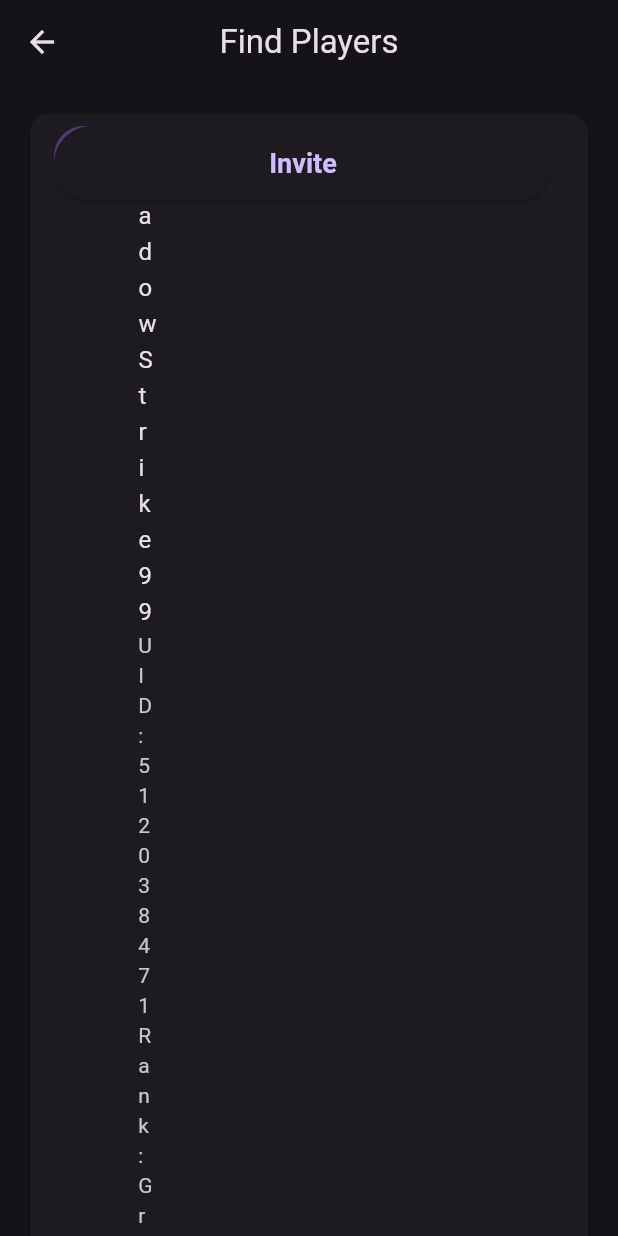
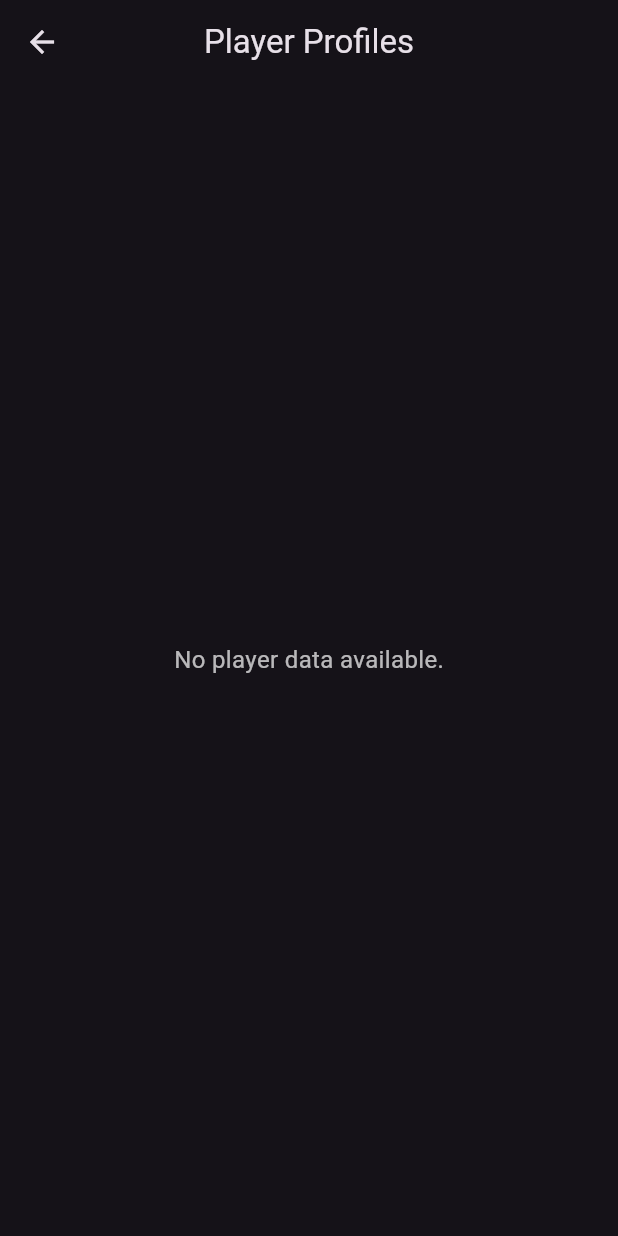
Before and after one commit to vishvaraj789/esposrtplay, a Flutter app: the PlayerProfilesScreen screen opened directly, on a phone screen of 412 x 824 dp. Run offline on Flutter 3.47's test engine with Material 3 defaults, Android fonts, the phone set to English and light mode, and no system bars; our stand-ins replace image_picker; network calls fail.

Commit message:
player update

```diff
--- a/lib/data/player_data.dart
+++ /dev/null
@@ -1,38 +0,0 @@
-import '../models/player.dart';
-
-Player player = Player(
-  name: "Vishvaraj__7",
-  email: "vishvraj@gmail.com",
-  uid: "703194637",
-  rank: "Heroic",
-  team: "Shadow Hunters",
-  country: "India",
-  bio: "Competitive Free Fire MAX player who loves playing tournaments and improving skills every day.",
-
-  level: 72,
-
-  matches: 580,
-  wins: 320,
-  kills: 1840,
-  headshots: 1200,
-
-  kd: 4.82,
-
-  tournamentWins: 28,
-  mvp: 95,
-  totalDamage: 286540,
-
-  favoriteWeapon: "M1887",
-  favoriteMap: "Bermuda",
-  favoriteMode: "Clash Squad",
-  guild: "Total Gaming",
-
-  achievements: [
-    "🏆 Heroic",
-    "⭐ MVP",
-    "🔥 Champion",
-    "💎 Top 100",
-  ],
-
-  profileImage: "assets/images/download.jpeg",
-);
--- a/lib/models/player.dart
+++ b/lib/models/player.dart
@@ -19,60 +19,3 @@ class PlayerData {
     required this.gameMode,
   });
 }
-
-/// Full player profile with stats, used for the profile screen and
-/// for identifying the current logged-in player (see data/player_data.dart).
-class Player {
-  final String name;
-  final String email;
-  final String uid;
-  final String rank;
-  final String team;
-  final String country;
-  final String bio;
-
-  final int level;
-  final int matches;
-  final int wins;
-  final int kills;
-  final int headshots;
-
-  final double kd;
-
-  final int tournamentWins;
-  final int mvp;
-  final int totalDamage;
-
-  final String favoriteWeapon;
-  final String favoriteMap;
-  final String favoriteMode;
-  final String guild;
-
-  final List<String> achievements;
-  final String profileImage;
-
-  Player({
-    required this.name,
-    required this.email,
-    required this.uid,
-    required this.rank,
-    required this.team,
-    required this.country,
-    required this.bio,
-    required this.level,
-    required this.matches,
-    required this.wins,
-    required this.kills,
-    required this.headshots,
-    required this.kd,
-    required this.tournamentWins,
-    required this.mvp,
-    required this.totalDamage,
-    required this.favoriteWeapon,
-    required this.favoriteMap,
-    required this.favoriteMode,
-    required this.guild,
-    required this.achievements,
-    required this.profileImage,
-  });
-}
--- /dev/null
+++ b/lib/screens/player/player_home_screen.dart
@@ -0,0 +1,19 @@
+import 'package:flutter/material.dart';
+
+class PlayerHomeScreen  extends StatefulWidget{
+  const PlayerHomeScreen({super.key});
+  @override
+  State<PlayerHomeScreen> createState() => _PlayerHomeScreenState();
+}
+
+class _PlayerHomeScreenState extends State<PlayerHomeScreen>{
+  @override
+  Widget build(BuildContext context){
+    return Scaffold(
+      appBar: AppBar(
+        title: const Text("Player Home"),
+        centerTitle: true,
+      ),
+    );
+  }
+}
--- a/lib/screens/player/player_list.dart
+++ /dev/null
@@ -1,103 +0,0 @@
-import '../../models/player.dart';
-
-/// Mock list of browsable players, used on the "Find Players" screen
-/// so a team captain can invite people to their roster.
-/// Replace this with a real backend/API call later.
-List<Player> allPlayers = [
-  Player(
-    name: "ShadowStrike99",
-    email: "shadowstrike99@gmail.com",
-    uid: "512038471",
-    rank: "Grandmaster",
-    team: "-",
-    country: "India",
-    bio: "Aggressive rusher, main entry fragger.",
-    level: 65,
-    matches: 410,
-    wins: 210,
-    kills: 1320,
-    headshots: 780,
-    kd: 3.9,
-    tournamentWins: 12,
-    mvp: 40,
-    totalDamage: 198000,
-    favoriteWeapon: "AK47",
-    favoriteMap: "Purgatory",
-    favoriteMode: "Squad",
-    guild: "Nova Esports",
-    achievements: ["🏆 Grandmaster", "🔥 Rush King"],
-    profileImage: "assets/images/download.jpeg",
-  ),
-  Player(
-    name: "SilentSniper",
-    email: "silentsniper@gmail.com",
-    uid: "884210937",
-    rank: "Heroic",
-    team: "-",
-    country: "India",
-    bio: "Long-range specialist, calm under pressure.",
-    level: 58,
-    matches: 350,
-    wins: 190,
-    kills: 980,
-    headshots: 640,
-    kd: 4.1,
-    tournamentWins: 9,
-    mvp: 33,
-    totalDamage: 152000,
-    favoriteWeapon: "Kar98k",
-    favoriteMap: "Bermuda",
-    favoriteMode: "Battle Royale",
-    guild: "Total Gaming",
-    achievements: ["🎯 Headshot Master"],
-    profileImage: "assets/images/download.jpeg",
-  ),
-  Player(
-    name: "IGL_Kabir",
-    email: "kabir.igl@gmail.com",
-    uid: "639201845",
-    rank: "Master",
-    team: "-",
-    country: "India",
-    bio: "In-game leader, calls rotations and strategy.",
-    level: 70,
-    matches: 500,
-    wins: 260,
-    kills: 900,
-    headshots: 420,
-    kd: 3.2,
-    tournamentWins: 18,
-    mvp: 25,
-    totalDamage: 175000,
-    favoriteWeapon: "M4A1",
-    favoriteMap: "Kalahari",
-    favoriteMode: "Clash Squad",
-    guild: "Elite Squad",
-    achievements: ["🧠 Best IGL 2025"],
-    profileImage: "assets/images/download.jpeg",
-  ),
-  Player(
-    name: "GrenadeQueen",
-    email: "grenadequeen@gmail.com",
-    uid: "775102938",
-    rank: "Elite",
-    team: "-",
-    country: "India",
-    bio: "Grenadier who clears rooms before anyone pushes in.",
-    level: 47,
-    matches: 280,
-    wins: 130,
-    kills: 620,
-    headshots: 310,
-    kd: 2.8,
-    tournamentWins: 6,
-    mvp: 14,
-    totalDamage: 98000,
-    favoriteWeapon: "MP40",
-    favoriteMap: "Alpine",
-    favoriteMode: "Squad",
-    guild: "Free Fighters",
-    achievements: ["💣 Grenade Specialist"],
-    profileImage: "assets/images/download.jpeg",
-  ),
-];
--- a/lib/screens/player/player_profiles_screen.dart
+++ b/lib/screens/player/player_profiles_screen.dart
@@ -1,134 +1,143 @@
 import 'package:flutter/material.dart';
+import '../../models/player.dart';
+import 'player_home_screen.dart';
+class PlayerProfilesScreen extends StatefulWidget{
+  const PlayerProfilesScreen({super.key,
+    this.playerData});
 
-import '../../data/team_data.dart';
-import '../../models/player.dart';
-
-import '../../models/team_member.dart';
-import 'player_list.dart';
-
-class PlayerProfilesScreen extends StatefulWidget {
   final PlayerData? playerData;
-
-  const PlayerProfilesScreen({
-    super.key,
-    this.playerData,
-  });
 
   @override
   State<PlayerProfilesScreen> createState() => _PlayerProfilesScreenState();
 }
 
-class _PlayerProfilesScreenState extends State<PlayerProfilesScreen> {
-  final Set<String> invitedPlayers = {};
+class _PlayerProfilesScreenState extends State<PlayerProfilesScreen>{
 
-  void _invitePlayer(Player player) {
-    final team = TeamData.getTeam();
+  @override
+  Widget build(BuildContext context){
+    return Scaffold(
+        appBar: AppBar(
+          title: const Text("Player Profiles"),
+          centerTitle: true,
+        ),
 
-    if (team == null) {
-      ScaffoldMessenger.of(context).showSnackBar(
-        const SnackBar(
-          content: Text("No team found. Please create a team first."),
-        ),
-      );
-      return;
-    }
+        body: widget.playerData == null
+            ? const Center(
+          child: Text(
+            "No player data available.",
+            style: TextStyle(color: Colors.white70, fontSize: 16),
+          ),
+        )
+            : ListView(
+            padding: const EdgeInsets.all(16),
+            children: [
+              Card(
+                color: Colors.white10,
+                margin: const EdgeInsets.only(bottom: 20),
+                shape: RoundedRectangleBorder(
+                  borderRadius: BorderRadius.circular(15),
+                ),
+                child: Padding(
+                  padding: const EdgeInsets.all(20),
+                  child: Column(
+                    crossAxisAlignment: CrossAxisAlignment.start,
+                    children: [
+                      Row(
+                        children: [
+                          const CircleAvatar(
+                            radius: 32,
+                            backgroundColor: Colors.deepPurpleAccent,
+                            child: Icon(Icons.person, color: Colors.white, size: 32),
+                          ),
+                          const SizedBox(width: 16),
+                          Expanded(
+                            child: Column(
+                              crossAxisAlignment: CrossAxisAlignment.start,
+                              children: [
+                                Text(
+                                  widget.playerData!.username,
+                                  style: const TextStyle(
+                                    color: Colors.white,
+                                    fontSize: 20,
+                                    fontWeight: FontWeight.bold,
+                                  ),
+                                ),
+                                const SizedBox(height: 4),
+                                Text(
+                                  "UID: ${widget.playerData!.playerUid}",
+                                  style: const TextStyle(
+                                    color: Colors.white54,
+                                    fontSize: 13,
+                                  ),
+                                ),
+                              ],
+                            ),
+                          ),
+                        ],
+                      ),
 
-    final alreadyExists =
-    team.members.any((m) => m.playerUid == player.uid);
+                      const Divider(height: 32, color: Colors.white24),
+                      _ProfileRow(label: "Role", value: widget.playerData!.role),
+                      _ProfileRow(label: "Game Mode", value: widget.playerData!.gameMode),
+                      _ProfileRow(label: "Age", value: widget.playerData!.age),
+                      _ProfileRow(label: "Location", value: widget.playerData!.location),
+                      _ProfileRow(label: "Phone", value: widget.playerData!.phone),
+                      if (widget.playerData!.bio.isNotEmpty) ...[
+                        const SizedBox(height: 12),
+                        const Text(
+                          "Bio",
+                          style: TextStyle(
+                            color: Colors.white70,
+                            fontSize: 13,
+                            fontWeight: FontWeight.bold,
+                          ),
+                        ),
+                        const SizedBox(height: 4),
+                        Text(
+                          widget.playerData!.bio,
+                          style: const TextStyle(color: Colors.white, fontSize: 14),
+                        ),
+                      ],
+                      const SizedBox(height: 16),
 
-    if (alreadyExists) {
-      ScaffoldMessenger.of(context).showSnackBar(
-        SnackBar(
-          content: Text("${player.name} is already in your team."),
-        ),
-      );
-      return;
-    }
+                      ElevatedButton.icon(onPressed: (){
+                        Navigator.push(context,
+                            MaterialPageRoute(builder: (context) => const PlayerHomeScreen()));
+                      }, label: const Text("home"))
+                    ],
+                  ),
+                ),
+              ),
 
-    final members = List<TeamMember>.from(team.members);
-
-    members.add(
-      TeamMember(
-        playerName: player.name,
-        playerUid: player.uid,
-        role: "Member",
-        isCaptain: false,
-      ),
-    );
-
-    TeamData.saveTeam(
-      team.copyWith(members: members),
-    );
-
-    setState(() {
-      invitedPlayers.add(player.uid);
-    });
-
-    ScaffoldMessenger.of(context).showSnackBar(
-      SnackBar(
-        content: Text("${player.name} invited successfully."),
-      ),
+            ]
+        )
     );
   }
+}
+
+class _ProfileRow extends StatelessWidget {
+  const _ProfileRow({required this.label, required this.value});
+
+  final String label;
+  final String value;
 
   @override
   Widget build(BuildContext context) {
-    return Scaffold(
-      appBar: AppBar(
-        title: const Text("Find Players"),
-        centerTitle: true,
-      ),
-      body: Column(
+    return Padding(
+      padding: const EdgeInsets.symmetric(vertical: 6),
+      child: Row(
         children: [
-          if (widget.playerData != null)
-            Padding(
-              padding: const EdgeInsets.all(16),
-              child: Text(
-                "Welcome ${widget.playerData!.username}",
-                style: const TextStyle(
-                  fontSize: 18,
-                  fontWeight: FontWeight.bold,
-                ),
-              ),
+          SizedBox(
+            width: 100,
+            child: Text(
+              label,
+              style: const TextStyle(color: Colors.white54, fontSize: 13),
             ),
-
+          ),
           Expanded(
-            child: ListView.separated(
-              padding: const EdgeInsets.all(16),
-              itemCount: allPlayers.length,
-              separatorBuilder: (_, __) =>
-              const SizedBox(height: 12),
-              itemBuilder: (context, index) {
-                final player = allPlayers[index];
-                final invited =
-                invitedPlayers.contains(player.uid);
-
-                return Card(
-                  elevation: 3,
-                  child: ListTile(
-                    leading: CircleAvatar(
-                      child: Text(
-                        player.name[0].toUpperCase(),
-                      ),
-                    ),
-                    title: Text(player.name),
-                    subtitle: Text(
-                      "UID: ${player.uid}\n"
-                          "Rank: ${player.rank}\n"
-                          "K/D: ${player.kd}",
-                    ),
-                    isThreeLine: true,
-                    trailing: ElevatedButton(
-                      onPressed: invited
-                          ? null
-                          : () => _invitePlayer(player),
-                      child: Text(
-                        invited ? "Invited" : "Invite",
-                      ),
-                    ),
-                  ),
-                );
-              },
+            child: Text(
+              value,
+              style: const TextStyle(color: Colors.white, fontSize: 14),
             ),
           ),
         ],
--- a/lib/screens/team/my_team_page.dart
+++ b/lib/screens/team/my_team_page.dart
@@ -1,6 +1,5 @@
 import 'dart:io';
 import 'package:flutter/material.dart';
-import '../../data/player_data.dart';
 import '../../data/team_data.dart';
 import '../../models/team.dart';
 import '../../models/team_member.dart';
@@ -464,7 +463,6 @@ class _MyTeamPageState extends State<MyTeamPage> {
                 itemBuilder: (context, index) {
                   final member = team.members[index];
                   final color = _memberColors[index % _memberColors.length];
-                  final isCurrent = member.playerUid == player.uid;
 
                   return GestureDetector(
                     onTap: () => _showEditMemberDialog(index, member),
@@ -530,26 +528,6 @@ class _MyTeamPageState extends State<MyTeamPage> {
                                           ),
                                         ),
                                       ),
-                                    if (isCurrent)
-                                      Container(
-                                        margin: const EdgeInsets.only(left: 8),
-                                        padding: const EdgeInsets.symmetric(
-                                          horizontal: 8,
-                                          vertical: 3,
-                                        ),
-                                        decoration: BoxDecoration(
-                                          color: accentColor.withOpacity(0.2),
-                                          borderRadius: BorderRadius.circular(6),
-                                        ),
-                                        child: const Text(
-                                          "You",
-                                          style: TextStyle(
-                                            color: accentColor,
-                                            fontSize: 10,
-                                            fontWeight: FontWeight.bold,
-                                          ),
-                                        ),
-                                      ),
                                   ],
                                 ),
                                 const SizedBox(height: 6),
```
